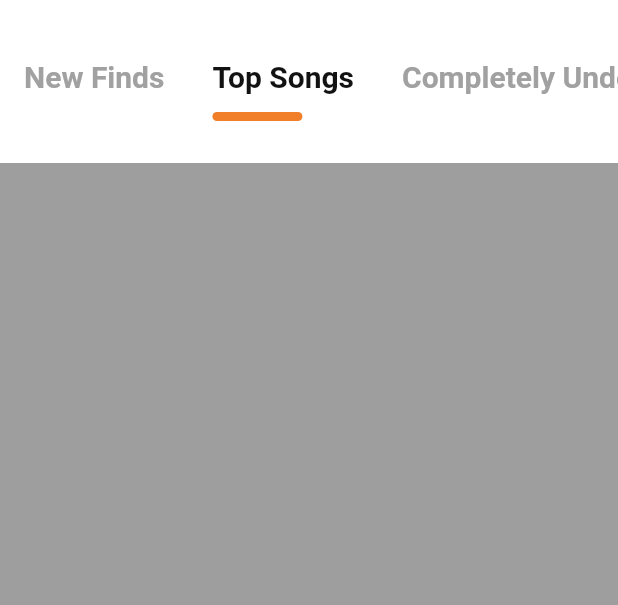
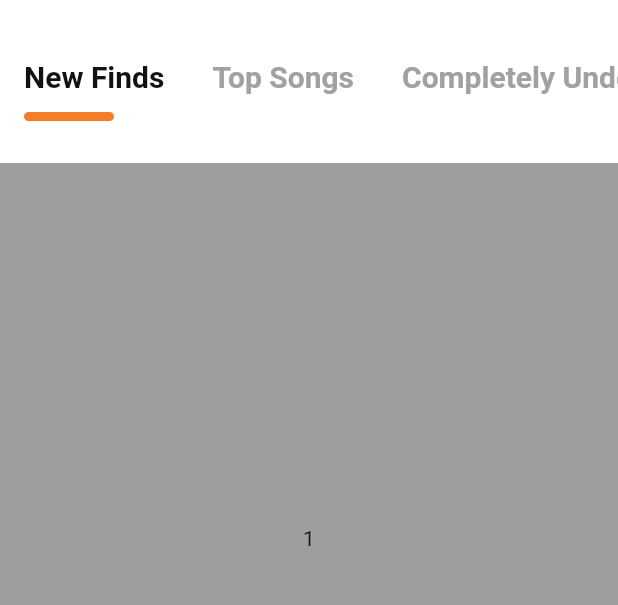
Before and after one commit to jah01/Sound-Selections, a Flutter app: the screen it shows after launch, swiped to page 2, on a phone screen of 412 x 824 dp, the part 47-652 px from its top. Run offline on Flutter 3.47's test engine with Material 2 defaults, Android fonts, the phone set to English and light mode, and no system bars; our stand-ins replace carousel_slider.

Commit message:
Modify smoother PageView navigation.

```diff
--- a/lib/screens/home/components/categories.dart
+++ b/lib/screens/home/components/categories.dart
@@ -61,7 +61,8 @@ class _CategoryList extends State<CategoryList> {
                       child: GestureDetector(
                         onTap: () {
                           setState(() {
-                            selectedIndex.setIndex(i);
+                            //selectedIndex.setIndex(i);
+                            topNavTapped(i);
                             //selectedIndex = i;
                           });
                           //goToTop();
--- a/lib/screens/home/components/songs.dart
+++ b/lib/screens/home/components/songs.dart
@@ -39,6 +39,11 @@ class _SongList extends State<SongList> {
               width: 30,
               height: 80,
               color: Colors.grey,
+              child: Center(
+                child: Text(
+                  "${i}",
+                ),
+              ),
             );
           },
         ),
```
Also changed, not shown: lib/screens/home/components/body.dart (+45 -10 lines).
